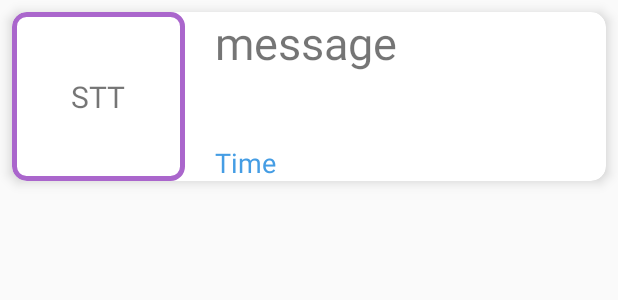
After one commit to Lavie92/AnonymousChat, an Android app: the layout item_report.xml on its own in the app's theme, with its tools: preview values and no code run, on a phone screen of 412 x 824 dp. The commit adds this screen. Shown: the top 300 px of the screen. Run offline under Robolectric (Android 15) with nearby library versions, the phone set to English and light mode, and no system bars.

Commit message:
21th Add Check Point, Report History

```diff
--- a/app/build.gradle.kts
+++ b/app/build.gradle.kts
@@ -39,6 +39,7 @@ android {
     kotlinOptions {
         jvmTarget = "1.8"
     }
+
 }
 
 dependencies {
@@ -61,6 +62,7 @@ dependencies {
     implementation ("org.mindrot:jbcrypt:0.4")
     implementation (project(":filterBadwordsLibrary"))
     implementation ("androidx.constraintlayout:constraintlayout:2.0.4")
+    implementation("androidx.databinding:databinding-runtime:8.2.0")
     testImplementation("junit:junit:4.13.2")
     androidTestImplementation("androidx.test.ext:junit:1.1.5")
     androidTestImplementation("androidx.test.espresso:espresso-core:3.5.1")
--- a/app/src/main/AndroidManifest.xml
+++ b/app/src/main/AndroidManifest.xml
@@ -17,6 +17,9 @@
         android:supportsRtl="true"
         android:theme="@style/Theme.DoAn_ChuyenNganh"
         tools:targetApi="31">
+        <activity
+            android:name=".authentication.NotificationActivity"
+            android:exported="false" />
         <activity
             android:name=".authentication.BannedActivity"
             android:exported="false" />
--- a/app/src/main/java/com/example/doan_chuyennganh/chat/ChatActivity.kt
+++ b/app/src/main/java/com/example/doan_chuyennganh/chat/ChatActivity.kt
@@ -444,6 +444,7 @@ class ChatActivity : AppCompatActivity() {
         reportRef.setValue(report)
 
         // Push the messageMap to a different child node under the messageID
+        reportRef.child("status").setValue("doing")
         reportRef.child("messageMap").setValue(messageMap)
             .addOnSuccessListener {
                 Toast.makeText(this, "Report added successfully", Toast.LENGTH_SHORT).show()
--- a/app/src/main/java/com/example/doan_chuyennganh/layout/SplashScreenActivity.kt
+++ b/app/src/main/java/com/example/doan_chuyennganh/layout/SplashScreenActivity.kt
@@ -35,7 +35,7 @@ class SplashScreenActivity : AppCompatActivity() {
                             .addOnSuccessListener { snapshot ->
                                 if (snapshot.exists()) {
                                     val point = snapshot.child("point").value
-                                    if(point.toString().toInt() < 40){
+                                    if(point.toString().toInt() <= 0){
                                         startActivity(Intent(this@SplashScreenActivity,BannedActivity::class.java))
                                         finish()
                                     }else{
--- /dev/null
+++ b/app/src/main/res/layout/item_report.xml
@@ -0,0 +1,55 @@
+<?xml version="1.0" encoding="utf-8"?>
+<androidx.cardview.widget.CardView xmlns:android="http://schemas.android.com/apk/res/android"
+    xmlns:app="http://schemas.android.com/apk/res-auto"
+    android:layout_width="match_parent"
+    android:layout_height="wrap_content"
+    android:layout_margin="8dp"
+
+    android:clickable="true"
+    app:cardCornerRadius="10dp"
+    app:cardElevation="5dp">
+
+    <LinearLayout
+        android:layout_width="match_parent"
+        android:layout_height="match_parent"
+        android:orientation="horizontal">
+
+        <TextView
+            android:id="@+id/tvSTT"
+            android:layout_width="115dp"
+            android:layout_height="match_parent"
+            android:background="@drawable/border_text"
+            android:gravity="center"
+            android:text="STT"
+            android:textAlignment="center"
+            android:textSize="20sp" />
+
+        <LinearLayout
+            android:layout_width="match_parent"
+            android:layout_height="wrap_content"
+            android:orientation="vertical"
+            android:paddingLeft="20dp">
+
+            <TextView
+                android:id="@+id/message"
+                android:layout_width="match_parent"
+                android:layout_height="88dp"
+                android:layout_weight="2"
+                android:ellipsize="end"
+                android:maxLines="1"
+                android:text="message"
+                android:textSize="30dp" />
+
+            <TextView
+                android:id="@+id/tvTime"
+                android:layout_width="match_parent"
+                android:layout_height="wrap_content"
+                android:layout_weight="5"
+                android:text="Time"
+                android:textColor="@color/blue"
+                android:textSize="18dp" />
+
+        </LinearLayout>
+    </LinearLayout>
+
+</androidx.cardview.widget.CardView>
--- a/app/src/main/res/values/colors.xml
+++ b/app/src/main/res/values/colors.xml
@@ -21,7 +21,7 @@
 	<color name="forgot_password_color">#993F3F</color>
 	<color name="login_color">#F3F3F3</color>
 	<color name="line_1_color">#939393</color>
-
+	<color name="yellow">#ffff00</color>
 	<color name="_bg__frame_6_ek2_color">#000000</color>
 	<color name="rectangle_3_color">#F1F1F1</color>
 	<color name="rectangle_5_color">#F7F7F7</color>
--- a/app/src/main/res/values/styles.xml
+++ b/app/src/main/res/values/styles.xml
@@ -8,6 +8,9 @@
 		<item name="colorAccent">@color/colorAccent</item>
 	</style>
 
-
+	<style name="CircularDeterminateProgressBar">
+		<item name="android:indeterminateOnly">false</item>
+		<item name="android:progressDrawable">@drawable/circle</item>
+	</style>
 
 </resources>
```
Also changed, not shown: app/src/main/java/com/example/doan_chuyennganh/authentication/NotificationActivity.kt (added, +87 -0 lines), app/src/main/java/com/example/doan_chuyennganh/authentication/ProfileActivity.kt (+31 -5 lines), app/src/main/java/com/example/doan_chuyennganh/report/Reports.kt (+8 -1 lines), app/src/main/java/com/example/doan_chuyennganh/report/reportAdapter.kt (added, +53 -0 lines), app/src/main/res/drawable/circle.xml (added, +27 -0 lines), app/src/main/res/drawable/circle_progess.xml (added, +26 -0 lines), app/src/main/res/layout/activity_notification.xml (added, +88 -0 lines), app/src/main/res/layout/activity_profile.xml (+41 -10 lines).
